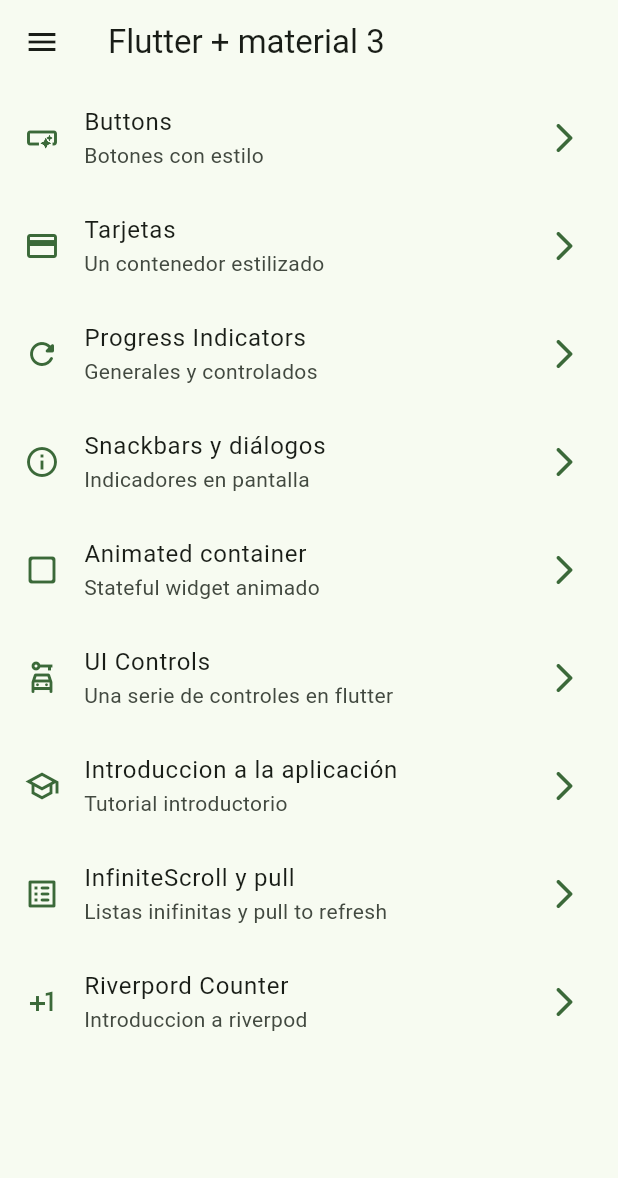
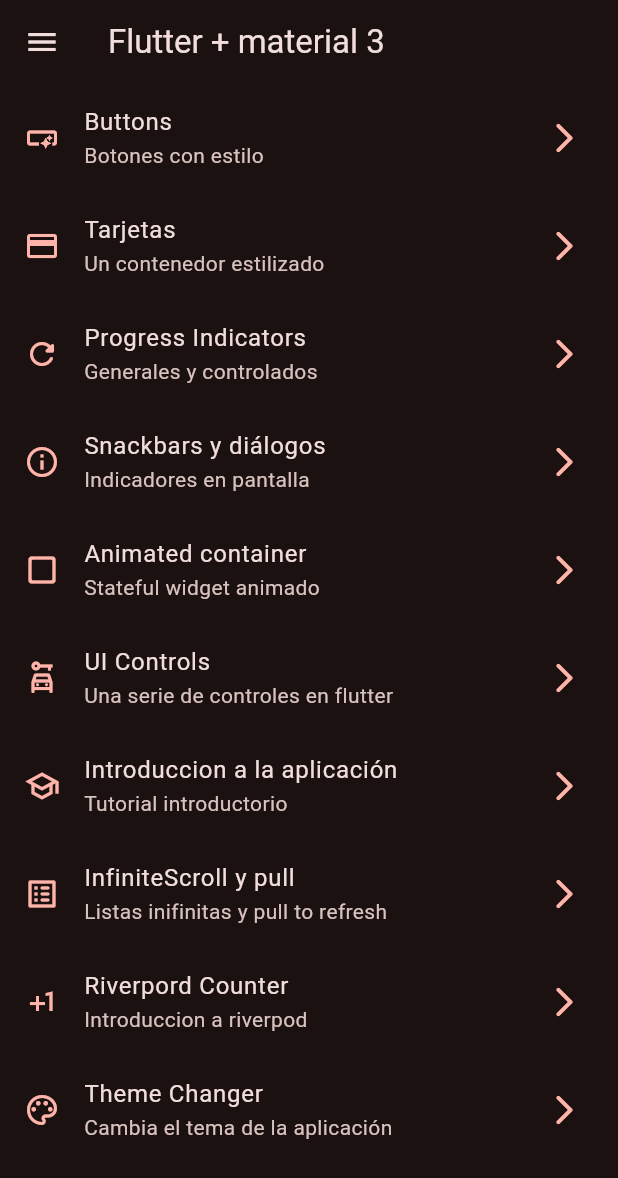
Before and after one commit to Deckgeld/widgets_app, a Flutter app: the screen it shows after launch, on a phone screen of 412 x 824 dp. Shown: the top 1178 px of the screen. Run offline on Flutter 3.47's test engine with Material 3 defaults, Android fonts, the phone set to English and light mode, and no system bars; our stand-ins replace animate_do, flutter_riverpod, go_router.

Commit message:
dark, light mode & theme with riverpod finish

```diff
--- a/lib/config/menu/menu_items.dart
+++ b/lib/config/menu/menu_items.dart
@@ -69,4 +69,10 @@ const appMenuItems = <MenuItem>[
     link: '/counter-river',
     icon: Icons.plus_one,
   ),
+  MenuItem(
+    title: 'Theme Changer',
+    subTitle: 'Cambia el tema de la aplicación',
+    link: '/theme-changer',
+    icon: Icons.palette_outlined,
+  ),
 ];
--- a/lib/config/router/app_router.dart
+++ b/lib/config/router/app_router.dart
@@ -54,5 +54,10 @@ final appRouter = GoRouter(
       name: CounterScreen.name,
       builder: (context, state) => const CounterScreen(),
     ),
+    GoRoute(
+      path: '/theme-changer',
+      name: ThemeChangerScreen.name,
+      builder: (context, state) => const ThemeChangerScreen(),
+    ),
   ],
 );
--- a/lib/config/theme/app_theme.dart
+++ b/lib/config/theme/app_theme.dart
@@ -9,17 +9,17 @@ const colorList = <Color>[
 ];
 
 class AppTheme {
+  final bool isDarkMode;
   final int selectColor;
 
-  AppTheme({required this.selectColor})
+  AppTheme({required this.selectColor, required this.isDarkMode})
       : assert(selectColor >= 0, 'Select color must be greater than 0'),
-        assert(selectColor < colorList.length, 'Select color must be less than ${colorList.length}');
+        assert(selectColor < colorList.length,
+            'Select color must be less than ${colorList.length}');
 
   ThemeData getTheme() => ThemeData(
-        //useMaterial3: true,
-        colorSchemeSeed: colorList[selectColor],
-        appBarTheme: const AppBarTheme(
-          centerTitle: false
-        )
-      );
+      brightness: isDarkMode ? Brightness.dark : Brightness.light,
+      //useMaterial3: true,
+      colorSchemeSeed: colorList[selectColor],
+      appBarTheme: const AppBarTheme(centerTitle: false));
 }
--- a/lib/main.dart
+++ b/lib/main.dart
@@ -2,6 +2,7 @@ import 'package:flutter/material.dart';
 import 'package:flutter_riverpod/flutter_riverpod.dart';
 import 'package:widgets_app/config/router/app_router.dart';
 import 'package:widgets_app/config/theme/app_theme.dart';
+import 'package:widgets_app/presentation/providers/theme_provider.dart';
 
 
 void main() {
@@ -12,16 +13,20 @@ void main() {
   );
 }
 
-class MainApp extends StatelessWidget {
+class MainApp extends ConsumerWidget {
   const MainApp({super.key});
 
+
   @override
-  Widget build(BuildContext context) {
+  Widget build(BuildContext context, WidgetRef ref) {
+    final isDarkMode = ref.watch(isDarkmodeProvider);
+    final selectColor = ref.watch(selectColorProvider);
+
     return MaterialApp.router(
       title: 'Flutter Widgets',
       routerConfig: appRouter,
       debugShowCheckedModeBanner: false,
-      theme: AppTheme(selectColor: 1).getTheme(),
+      theme: AppTheme(selectColor: selectColor, isDarkMode: isDarkMode).getTheme(),
     );
   }
 }
--- /dev/null
+++ b/lib/presentation/providers/theme_provider.dart
@@ -0,0 +1,10 @@
+import 'package:flutter_riverpod/flutter_riverpod.dart';
+import 'package:widgets_app/config/theme/app_theme.dart';
+
+//Un simple booleano
+final isDarkmodeProvider = StateProvider((ref) => true);
+
+final selectColorProvider = StateProvider((ref) => 0);
+
+//Listado de colores inmutables
+final colorListProvider = Provider((ref) => colorList);
--- a/lib/presentation/screens/screens.dart
+++ b/lib/presentation/screens/screens.dart
@@ -1,4 +1,5 @@
 // Seleccionamos todos > f1 > sort line ascending
+export 'package:widgets_app/presentation/screens/theme_changer/them_changer_screen.dart';
 export 'package:widgets_app/presentation/screens/counter/counter_screen.dart';
 export 'package:widgets_app/presentation/screens/animated/animated_screen.dart';
 export 'package:widgets_app/presentation/screens/app_tutorial/app_tutorial_screen.dart';
```
Also changed, not shown: lib/presentation/screens/theme_changer/them_changer_screen.dart (added, +57 -0 lines).
